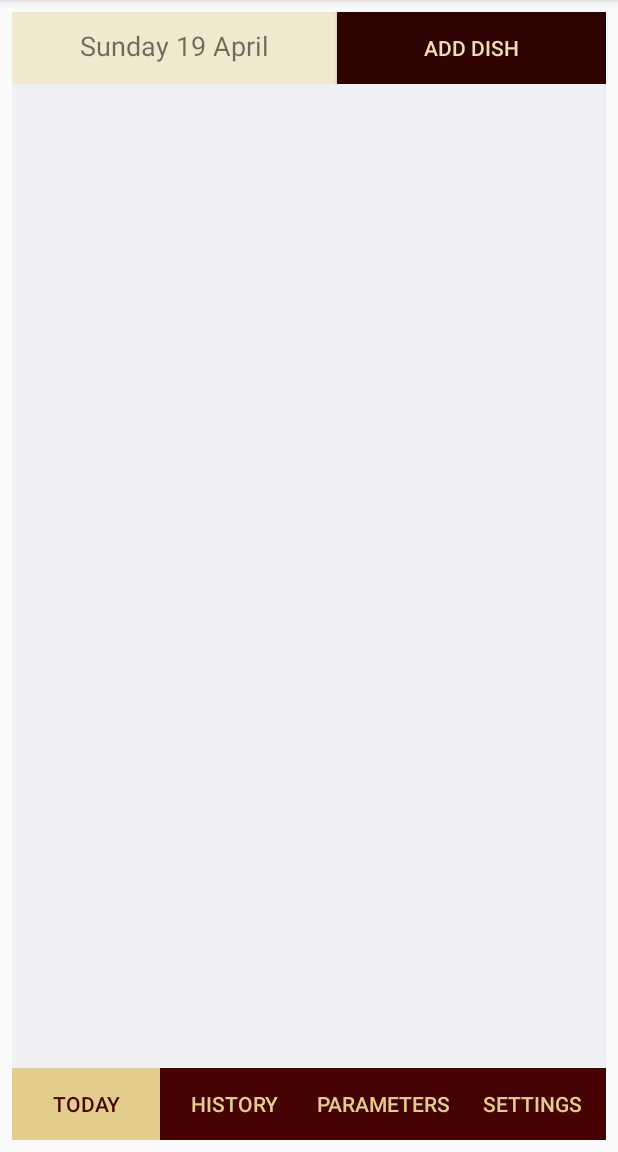
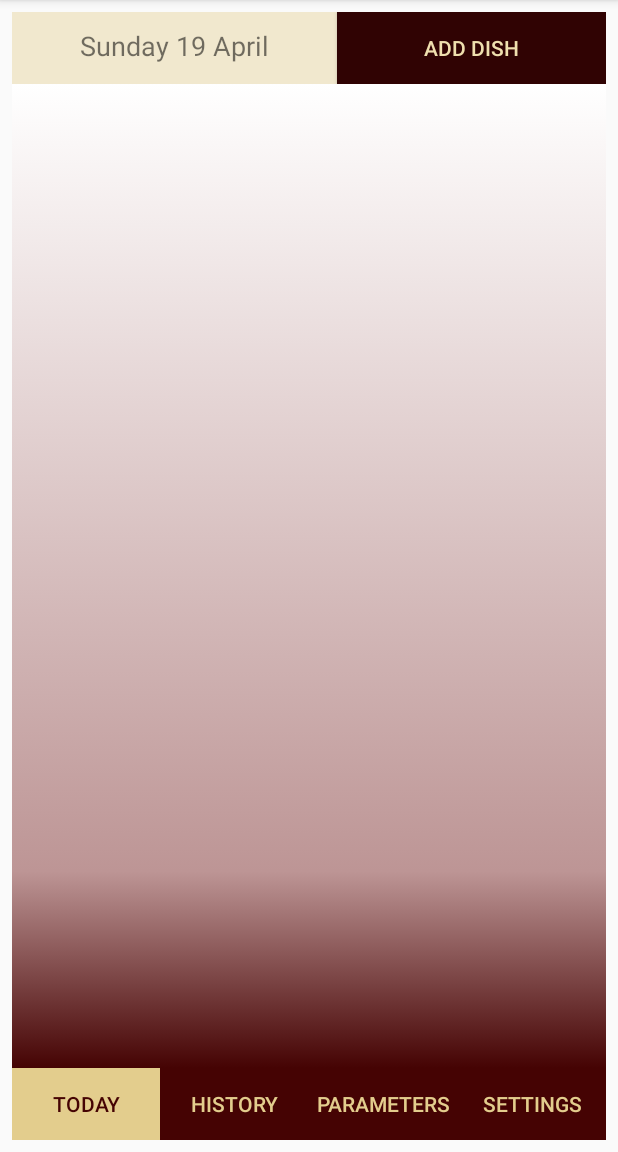
Before and after one commit to ecrikki/android_project, an Android app: the MainActivity screen opened directly, with no data from a screen before it, on a phone screen of 412 x 824 dp, the part 84-1236 px from its top. Run offline under Robolectric (Android 15) with nearby library versions, the phone set to English and light mode, and no system bars; 1 statement that could not run was skipped.

Commit message:
Gradient

```diff
--- /dev/null
+++ b/app/src/main/res/drawable/custombackground.xml
@@ -0,0 +1,12 @@
+<?xml version="1.0" encoding="utf-8"?>
+<selector xmlns:android="http://schemas.android.com/apk/res/android">
+
+    <item><shape>
+        <gradient android:angle="270" android:endColor="#450303" android:startColor="#ffffff" android:centerColor="#bd9595" android:centerY = "0.8"/>
+
+
+
+        <padding android:bottom="10dp" android:left="50dp" android:right="50dp" android:top="10dp" />
+    </shape></item>
+
+</selector>
--- a/app/src/main/res/layout/activity_main.xml
+++ b/app/src/main/res/layout/activity_main.xml
@@ -65,7 +65,7 @@
         android:layout_height="0dp"
         android:layout_marginStart="8dp"
         android:layout_marginEnd="8dp"
-        android:background="#EFF0F4"
+        android:background="@drawable/custombackground"
         android:orientation="vertical"
         app:layout_constraintBottom_toTopOf="@+id/linearLayout2"
         app:layout_constraintEnd_toEndOf="parent"
@@ -75,28 +75,28 @@
         <androidx.recyclerview.widget.RecyclerView
             android:id="@+id/breakfast"
             android:layout_width="match_parent"
-            android:layout_height="wrap_content"
+            android:layout_height="136dp"
             android:layout_margin="5dp"
             app:layoutManager="androidx.recyclerview.widget.LinearLayoutManager" />
 
         <androidx.recyclerview.widget.RecyclerView
             android:id="@+id/lunch"
             android:layout_width="match_parent"
-            android:layout_height="wrap_content"
+            android:layout_height="136dp"
             android:layout_margin="5dp"
             app:layoutManager="androidx.recyclerview.widget.LinearLayoutManager" />
 
         <androidx.recyclerview.widget.RecyclerView
             android:id="@+id/dinner"
             android:layout_width="match_parent"
-            android:layout_height="wrap_content"
+            android:layout_height="135dp"
             android:layout_margin="5dp"
             app:layoutManager="androidx.recyclerview.widget.LinearLayoutManager" />
 
         <androidx.recyclerview.widget.RecyclerView
             android:id="@+id/other"
             android:layout_width="match_parent"
-            android:layout_height="254dp"
+            android:layout_height="138dp"
             android:layout_margin="5dp"
             app:layoutManager="androidx.recyclerview.widget.LinearLayoutManager" />
 
```
